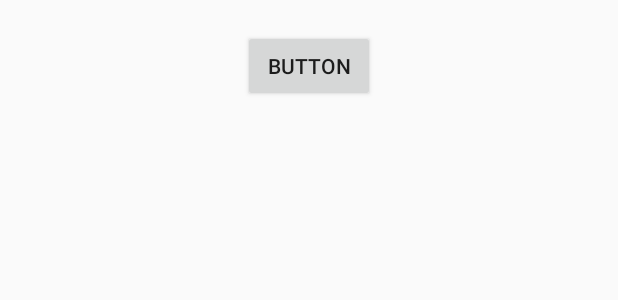
After one commit to AuraLoredana/RXJavaExample, an Android app: the layout activity_buffer.xml on its own in the app's theme, with its tools: preview values and no code run, on a phone screen of 412 x 824 dp. The commit adds this screen. Shown: the top 300 px of the screen. Run offline under Robolectric (Android 15) with nearby library versions, the phone set to English and light mode, and no system bars; network calls fail.

Commit message:
added buffer example

```diff
--- a/app/build.gradle
+++ b/app/build.gradle
@@ -55,4 +55,5 @@ dependencies {
     implementation "androidx.recyclerview:recyclerview:$recyclerview_version"
     // RxJava Call Adapter
     implementation "com.squareup.retrofit2:adapter-rxjava2:2.5.0"
+    implementation 'com.jakewharton.rxbinding3:rxbinding:3.1.0'
 }
--- a/app/src/main/AndroidManifest.xml
+++ b/app/src/main/AndroidManifest.xml
@@ -3,6 +3,7 @@
         package="com.example.rxjavaexample">
 
     <uses-permission android:name="android.permission.INTERNET" />
+
     <application
             android:allowBackup="true"
             android:icon="@mipmap/ic_launcher"
@@ -10,6 +11,7 @@
             android:roundIcon="@mipmap/ic_launcher_round"
             android:supportsRtl="true"
             android:theme="@style/AppTheme">
+        <activity android:name=".BufferActivity"></activity>
         <activity
                 android:name=".PostsActivity"
                 android:label="@string/title_activity_posts"
--- a/app/src/main/java/com/example/rxjavaexample/networking/Service.java
+++ b/app/src/main/java/com/example/rxjavaexample/networking/RetrofitService.java
@@ -4,8 +4,8 @@ import retrofit2.Retrofit;
 import retrofit2.adapter.rxjava2.RxJava2CallAdapterFactory;
 import retrofit2.converter.gson.GsonConverterFactory;
 
-public class Service {
-    public static final String BASE_URL = "https://jsonplaceholder.typicode.com";
+public class RetrofitService {
+    private static final String BASE_URL = "https://jsonplaceholder.typicode.com";
 
     private static Retrofit.Builder retrofitBuilder =
             new Retrofit.Builder()
--- /dev/null
+++ b/app/src/main/res/layout/activity_buffer.xml
@@ -0,0 +1,18 @@
+<?xml version="1.0" encoding="utf-8"?>
+<androidx.constraintlayout.widget.ConstraintLayout xmlns:android="http://schemas.android.com/apk/res/android"
+        xmlns:app="http://schemas.android.com/apk/res-auto"
+        xmlns:tools="http://schemas.android.com/tools"
+        android:layout_width="match_parent"
+        android:layout_height="match_parent"
+        tools:context=".BufferActivity">
+
+    <Button
+            android:id="@+id/button"
+            android:layout_width="wrap_content"
+            android:layout_height="wrap_content"
+            android:layout_marginTop="20dp"
+            android:text="Button"
+            app:layout_constraintLeft_toLeftOf="parent"
+            app:layout_constraintRight_toRightOf="parent"
+            app:layout_constraintTop_toTopOf="parent" />
+</androidx.constraintlayout.widget.ConstraintLayout>
--- a/app/src/main/res/values/strings.xml
+++ b/app/src/main/res/values/strings.xml
@@ -10,4 +10,5 @@
     <string name="hello_first_fragment">Hello first fragment</string>
     <string name="hello_second_fragment">Hello second fragment. Arg: %1$s</string>
     <string name="post">Post</string>
+    <string name="click">Click</string>
 </resources>
```
Also changed, not shown: app/src/main/java/com/example/rxjavaexample/BufferActivity.java (added, +63 -0 lines), app/src/main/java/com/example/rxjavaexample/MainActivity.java (+5 -6 lines), app/src/main/java/com/example/rxjavaexample/PostsActivity.java (+17 -31 lines), app/src/main/res/layout/activity_main.xml (+13 -1 lines).
